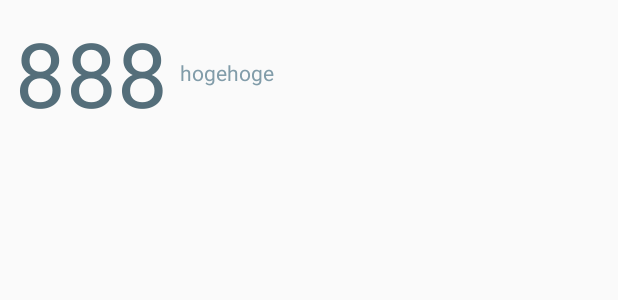
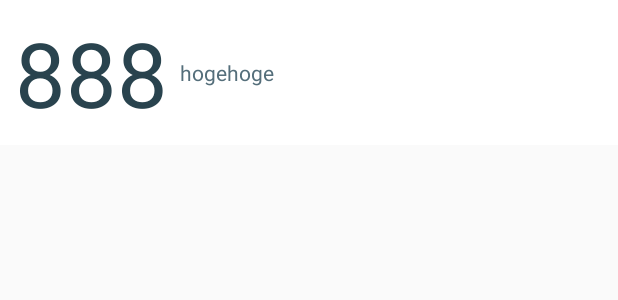
Before and after one commit to kenz/MetronomeForWear, an Android app: the layout item_bpm.xml on its own in the app's theme, with its tools: preview values and no code run, on a phone screen of 412 x 824 dp. Shown: the top 300 px of the screen. Run offline under Robolectric (Android 15) with nearby library versions, the phone set to English and light mode, and no system bars.

Commit message:
Set databinding for bpm list.

```diff
--- /dev/null
+++ b/mobile/src/main/res/color/item_list_background.xml
@@ -0,0 +1,5 @@
+<?xml version="1.0" encoding="utf-8"?>
+<selector xmlns:android="http://schemas.android.com/apk/res/android">
+    <item android:color="@color/colorPrimaryDark" android:state_checked="true" android:state_pressed="true" android:state_selected="true" />
+    <item android:color="@color/colorBackground" />
+</selector>
--- /dev/null
+++ b/mobile/src/main/res/color/item_list_primary.xml
@@ -0,0 +1,5 @@
+<?xml version="1.0" encoding="utf-8"?>
+<selector xmlns:android="http://schemas.android.com/apk/res/android">
+    <item android:color="@color/colorBackground" android:state_checked="true" android:state_pressed="true" android:state_selected="true" />
+    <item android:color="@color/colorPrimary" />
+</selector>
--- /dev/null
+++ b/mobile/src/main/res/color/item_list_primary_dark.xml
@@ -0,0 +1,5 @@
+<?xml version="1.0" encoding="utf-8"?>
+<selector xmlns:android="http://schemas.android.com/apk/res/android">
+    <item android:color="@color/colorBackground" android:state_checked="true" android:state_pressed="true" android:state_selected="true" />
+    <item android:color="@color/colorPrimaryDark" />
+</selector>
--- a/mobile/src/main/res/layout/item_bpm.xml
+++ b/mobile/src/main/res/layout/item_bpm.xml
@@ -11,26 +11,32 @@
 
     <LinearLayout
         android:layout_width="match_parent"
-        android:layout_height="wrap_content">
+        android:layout_height="wrap_content"
+        android:background="@color/item_list_background">
+
         <TextView
             android:id="@+id/bpm"
             android:layout_width="120sp"
-            android:textColor="@color/colorPrimary"
             android:layout_height="wrap_content"
             android:gravity="end"
+            android:padding="8sp"
+            android:text="@{Integer.toString(bpm.bpm)}"
+            android:textColor="@color/item_list_primary_dark"
             android:textSize="60sp"
-            android:padding="8sp"
             tools:text="888" />
+
         <TextView
             android:id="@+id/title"
             android:layout_width="0dp"
+            android:layout_height="wrap_content"
+            android:layout_gravity="center"
             android:layout_weight="1"
-            android:textColor="@color/colorAccent"
+            android:paddingStart="0dp"
             android:paddingEnd="8dp"
+            android:text="@{bpm.title}"
+            android:textColor="@color/item_list_primary"
             android:textSize="14sp"
-            tools:text="hogehoge"
-            android:layout_gravity="center"
-            android:layout_height="wrap_content" />
+            tools:text="hogehoge" />
 
 
     </LinearLayout>
--- a/mobile/src/main/res/values/colors.xml
+++ b/mobile/src/main/res/values/colors.xml
@@ -3,5 +3,5 @@
     <color name="colorPrimary">#546e7a</color>
     <color name="colorPrimaryDark">#29434e</color>
     <color name="colorAccent">#819ca9</color>
-
+    <color name="colorBackground">#fff</color>
 </resources>
```
